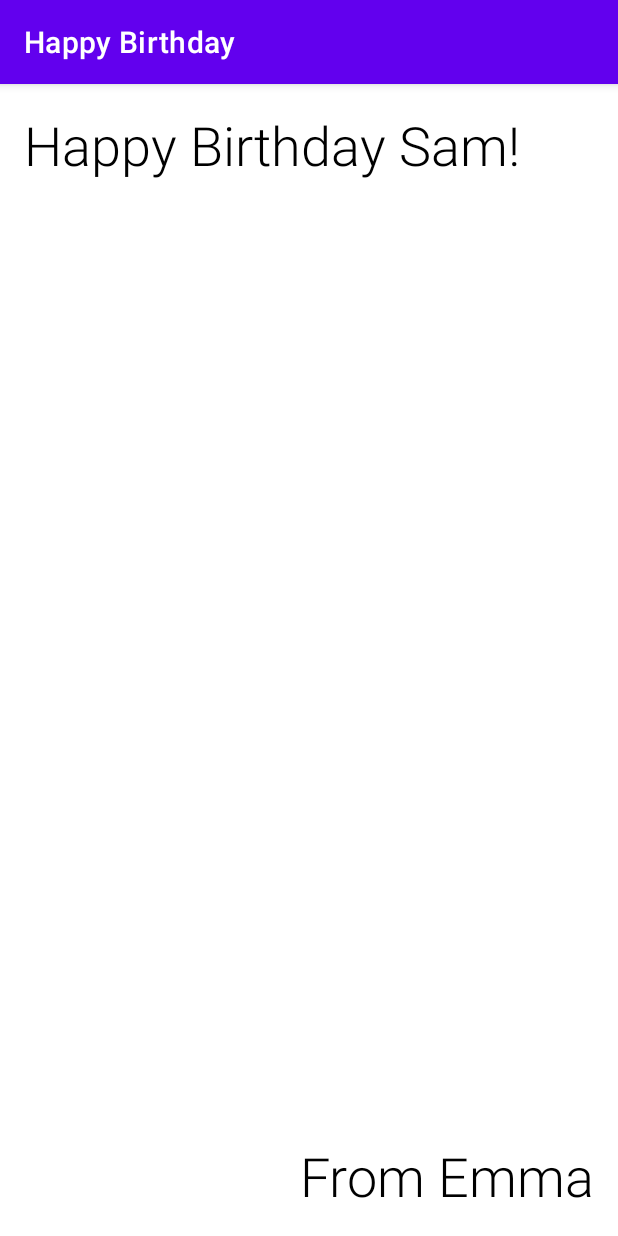
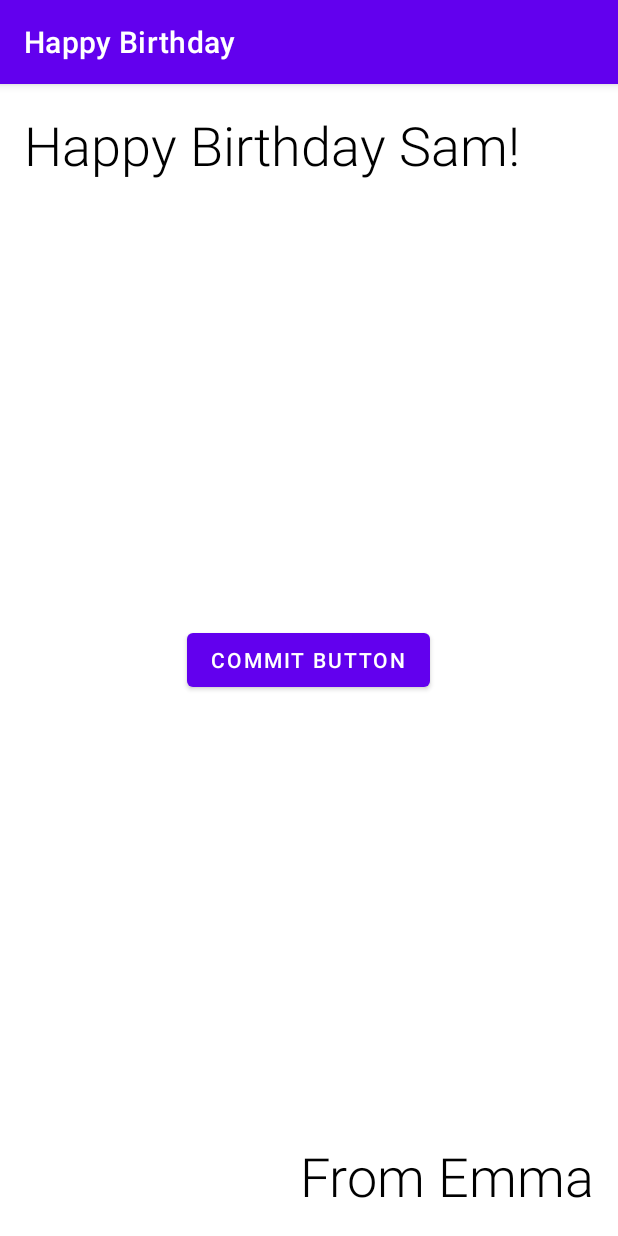
Before and after one commit to alantay11/HappyBirthdayTest, an Android app: the screen it shows after launch (MainActivity), on a phone screen of 412 x 824 dp. Run offline under Robolectric (Android 15) with nearby library versions, the phone set to English and light mode, and no system bars.

Commit message:
add button

```diff
--- a/app/src/main/res/layout/activity_main.xml
+++ b/app/src/main/res/layout/activity_main.xml
@@ -32,4 +32,18 @@
         android:textSize="36sp"
         app:layout_constraintBottom_toBottomOf="parent"
         app:layout_constraintEnd_toEndOf="parent" />
+
+    <Button
+        android:id="@+id/commitbutton"
+        android:layout_width="wrap_content"
+        android:layout_height="wrap_content"
+        android:layout_marginStart="124dp"
+        android:layout_marginTop="277dp"
+        android:layout_marginEnd="125dp"
+        android:layout_marginBottom="278dp"
+        android:text="Commit Button"
+        app:layout_constraintBottom_toTopOf="@+id/textView2"
+        app:layout_constraintEnd_toEndOf="parent"
+        app:layout_constraintStart_toStartOf="parent"
+        app:layout_constraintTop_toBottomOf="@+id/textView" />
 </androidx.constraintlayout.widget.ConstraintLayout>
```
